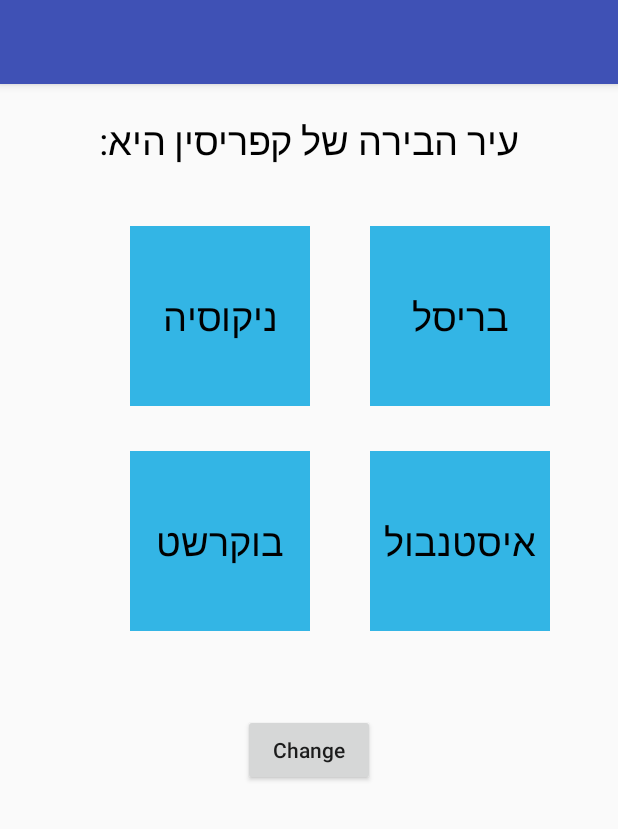
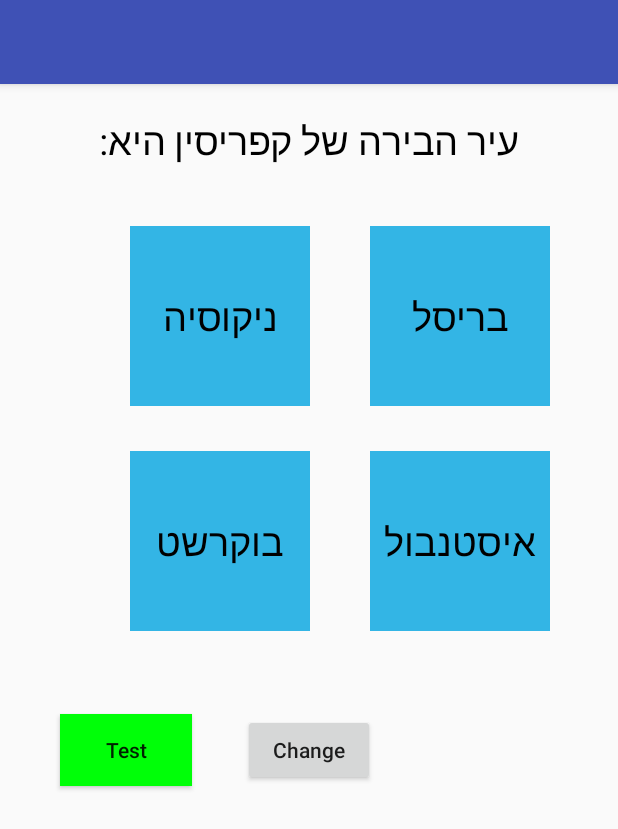
Before and after one commit to zakiva/Santa, an Android app: the Trivia screen opened directly, with no data from a screen before it, on a phone screen of 412 x 824 dp. Shown: the top 829 px of the screen. Run offline under Robolectric (Android 15) with nearby library versions, the phone set to English and light mode, and no system bars; our stand-ins replace Firebase (no records; nobody signed in at launch, a user with empty details on screens opened directly); 7 statements that could not run were skipped.

Commit message:
Add Trivia Tester

```diff
--- a/app/src/main/res/layout/activity_trivia.xml
+++ b/app/src/main/res/layout/activity_trivia.xml
@@ -97,5 +97,17 @@
         android:layout_marginTop="420dp"
         android:layout_centerHorizontal="true" />
 
+    <Button
+        android:layout_width="wrap_content"
+        android:layout_height="wrap_content"
+        android:text="Test"
+        android:textAllCaps="false"
+        android:id="@+id/test"
+        android:onClick="testRandomQuestionsClicked"
+        android:layout_below="@id/button"
+        android:layout_marginTop="420dp"
+        android:layout_marginLeft="40dp"
+        android:background="#00ff08" />
+
 
 </RelativeLayout>
```
Also changed, not shown: app/src/main/java/com/example/zakiva/santa/Helpers/GeneratorHelper.java (+14 -0 lines), app/src/main/java/com/example/zakiva/santa/Models/Generator.java (+4 -44 lines), app/src/main/java/com/example/zakiva/santa/Testers/TriviaTester.java (added, +51 -0 lines), app/src/main/java/com/example/zakiva/santa/Trivia.java (+26 -0 lines).
